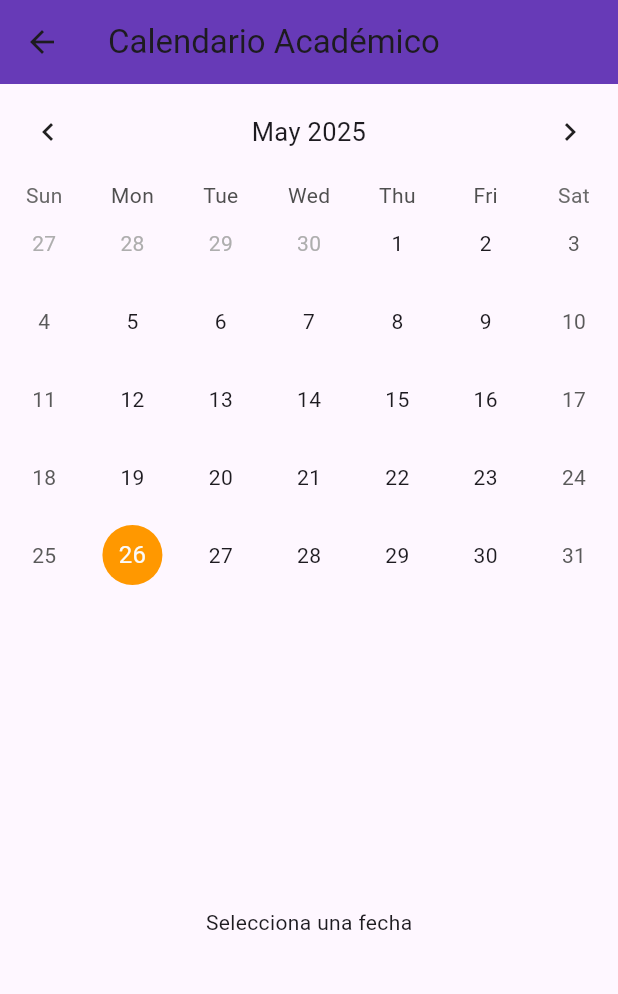
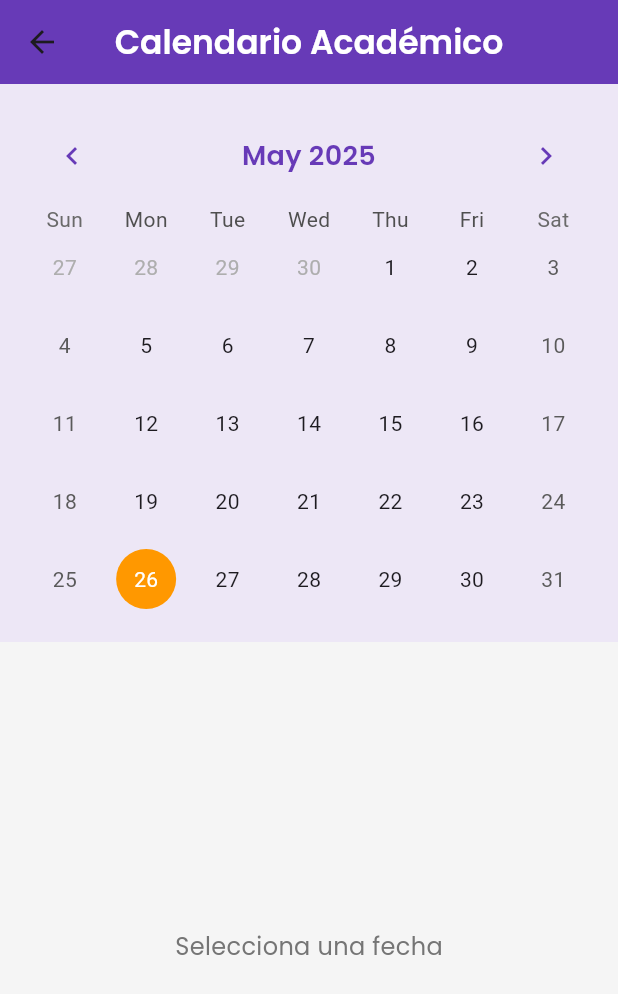
Before and after one commit to oscar435/tutoring_app, a Flutter app: the CalendarioPage screen opened directly, on a phone screen of 412 x 824 dp. Shown: the top 994 px of the screen. Run offline on Flutter 3.47's test engine with Material 3 defaults, Android fonts, the phone set to English and light mode, and no system bars; drawn by our look-alikes of table_calendar; our stand-ins replace cloud_firestore, firebase_auth, firebase_core, flutter_form_builder, form_builder_validators, google_fonts and 1 more; accounts and stored records are empty.

Commit message:
calendario arreglos

```diff
--- a/lib/pages/CalendarioPage.dart
+++ b/lib/pages/CalendarioPage.dart
@@ -1,5 +1,6 @@
 import 'package:flutter/material.dart';
 import 'package:table_calendar/table_calendar.dart';
+import 'package:google_fonts/google_fonts.dart';
 
 class CalendarioPage extends StatefulWidget {
   const CalendarioPage({Key? key}) : super(key: key);
@@ -11,6 +12,7 @@ class CalendarioPage extends StatefulWidget {
 class _CalendarioPageState extends State<CalendarioPage> {
   DateTime _focusedDay = DateTime.now();
   DateTime? _selectedDay;
+
   final Map<DateTime, List<String>> _events = {
     DateTime.utc(2025, 6, 5): ['Tutoría con Psicopedagoga - 5:00 p.m.'],
   };
@@ -22,13 +24,26 @@ class _CalendarioPageState extends State<CalendarioPage> {
   @override
   Widget build(BuildContext context) {
     return Scaffold(
+      backgroundColor: Colors.grey[100],
       appBar: AppBar(
-        title: const Text('Calendario Académico'),
         backgroundColor: Colors.deepPurple,
+        title: Text(
+          'Calendario Académico',
+          style: GoogleFonts.poppins(
+            fontSize: 22,
+            fontWeight: FontWeight.w600,
+            color: Colors.white,
+          ),
+        ),
+        centerTitle: true,
+        elevation: 0,
       ),
       body: Column(
         children: [
-          TableCalendar<String>(
+          Container(
+            padding: const EdgeInsets.all(16),
+            color: Colors.deepPurple[50],
+            child: TableCalendar<String>(
               firstDay: DateTime.utc(2024, 1, 1),
               lastDay: DateTime.utc(2026, 12, 31),
               focusedDay: _focusedDay,
@@ -52,31 +67,67 @@ class _CalendarioPageState extends State<CalendarioPage> {
                   color: Colors.pink,
                   shape: BoxShape.circle,
                 ),
+                todayTextStyle: TextStyle(color: Colors.white),
+              ),
+              headerStyle: HeaderStyle(
+                formatButtonVisible: false,
+                titleCentered: true,
+                titleTextStyle: GoogleFonts.poppins(
+                  fontSize: 18,
+                  fontWeight: FontWeight.w600,
+                  color: Colors.deepPurple,
+                ),
+                leftChevronIcon: const Icon(
+                  Icons.chevron_left,
+                  color: Colors.deepPurple,
+                ),
+                rightChevronIcon: const Icon(
+                  Icons.chevron_right,
+                  color: Colors.deepPurple,
+                ),
               ),
               eventLoader: _getEventsForDay,
-            headerStyle: const HeaderStyle(
-              formatButtonVisible: false,
-              titleCentered: true,
             ),
           ),
           const SizedBox(height: 10),
           Expanded(
             child: _selectedDay == null
-                ? const Center(child: Text("Selecciona una fecha"))
+                ? Center(
+                    child: Text(
+                      "Selecciona una fecha",
+                      style: GoogleFonts.poppins(
+                        fontSize: 16,
+                        color: Colors.grey[600],
+                      ),
+                    ),
+                  )
                 : ListView(
                     children: _getEventsForDay(_selectedDay!).map((event) {
-                      return Card(
-                        color: Colors.amber[100],
-                        margin: const EdgeInsets.symmetric(
-                          vertical: 8,
-                          horizontal: 16,
+                      return Padding(
+                        padding: const EdgeInsets.symmetric(
+                          horizontal: 16.0,
+                          vertical: 8.0,
                         ),
+                        child: Card(
+                          elevation: 3,
+                          shape: RoundedRectangleBorder(
+                            borderRadius: BorderRadius.circular(12),
+                          ),
+                          color: Colors.deepPurple[100],
                           child: ListTile(
                             leading: const Icon(
-                            Icons.event_available,
+                              Icons.event_note,
                               color: Colors.deepPurple,
                             ),
-                          title: Text(event),
+                            title: Text(
+                              event,
+                              style: GoogleFonts.poppins(
+                                fontSize: 16,
+                                fontWeight: FontWeight.w500,
+                                color: Colors.deepPurple[900],
+                              ),
+                            ),
+                          ),
                         ),
                       );
                     }).toList(),
--- a/pubspec.yaml
+++ b/pubspec.yaml
@@ -41,6 +41,7 @@ dependencies:
   shared_preferences: ^2.5.3
   cloud_firestore: ^5.6.8
   table_calendar: ^3.2.0
+  google_fonts: ^6.2.1
 
 dev_dependencies:
   flutter_test:
```
Also changed, not shown: lib/pages/inicio.dart (+0 -11 lines), pubspec.lock, 1 other file. Lines whose indentation alone changed are shown as unchanged.
